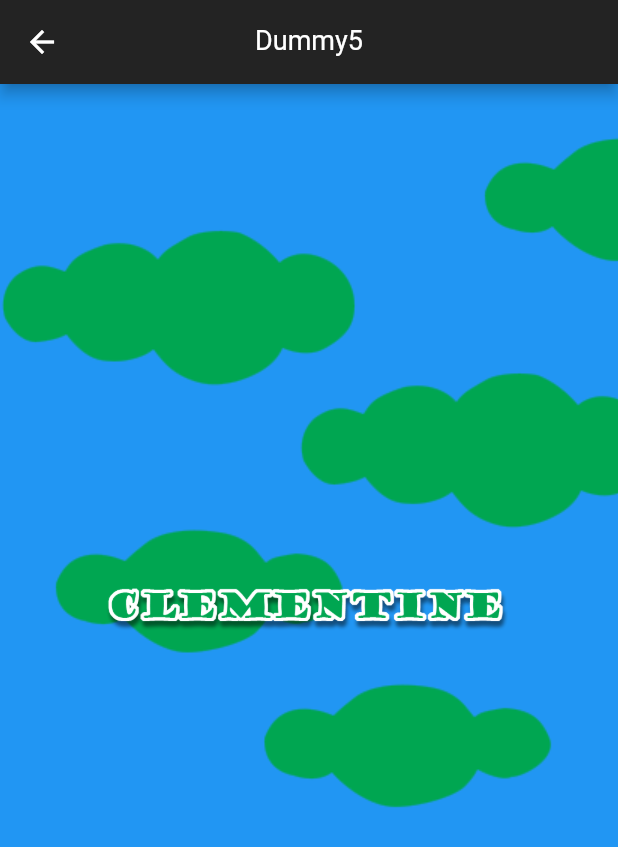
After one commit to redfrogred/animations, a Flutter app: the Debug_Page screen opened by its route, after a tap on "Dummy 5", on a phone screen of 412 x 824 dp. The commit adds this screen. Shown: the top 847 px of the screen. Run offline on Flutter 3.47's test engine with Material 2 defaults, Android fonts, the phone set to English and light mode, and no system bars; drawn by our look-alikes of flutter_animate; our stand-ins replace page_transition, webview_flutter.

Commit message:
added animated clouds

```diff
--- a/lib/main.dart
+++ b/lib/main.dart
@@ -44,7 +44,7 @@ class MyApp extends StatelessWidget {
           ),
       ),
       //initialRoute: 'Dashboard_Page',
-      initialRoute: 'Debug_Page',
+      initialRoute: 'Start_Page',
       routes: {
         'Start_Page': (context) => const Start_Page(),
         'End_Page': (context) => const End_Page(),
@@ -52,6 +52,9 @@ class MyApp extends StatelessWidget {
         'Debug_Page': (context) => const Debug_Page(),
         'Dummy1_Page': (context) => const Dummy1_Page(),
         'Dummy2_Page': (context) => const Dummy2_Page(),
+        'Dummy3_Page': (context) => const Dummy3_Page(),
+        'Dummy4_Page': (context) => const Dummy4_Page(),
+        'Dummy5_Page': (context) => Dummy5_Page(),
         'Log_Page': (context) => const Log_Page(),
       },
     );
--- a/lib/pages/Debug_Page.dart
+++ b/lib/pages/Debug_Page.dart
@@ -246,10 +246,63 @@ class _Debug_PageState extends State<Debug_Page> {
                           ),
 
 
+
+                          Padding(
+                            padding: const EdgeInsets.fromLTRB(0,0,10,0),
+                            child: TextButton(
+                              child: Text('Dummy 3'),
+                              onPressed: () {
+                                Navigator.of(context).pushNamed('Dummy3_Page');
+                              },
+                            ),
+                          ),
+
                         ],
                       ),
 
 
+
+
+                      Row(
+                        mainAxisAlignment: MainAxisAlignment.spaceEvenly,
+                        crossAxisAlignment: CrossAxisAlignment.start,
+                        children: [
+
+                          Padding(
+                            padding: const EdgeInsets.fromLTRB(0,0,10,0),
+                            child: TextButton(
+                              child: Text('Dummy 4'),
+                              onPressed: () {
+                                Navigator.of(context).pushNamed('Dummy4_Page');
+                              },
+                            ),
+                          ),
+
+
+                          Padding(
+                            padding: const EdgeInsets.fromLTRB(0,0,10,0),
+                            child: TextButton(
+                              child: Text('Dummy 5'),
+                              onPressed: () {
+                                Navigator.of(context).pushNamed('Dummy5_Page');
+                              },
+                            ),
+                          ),
+
+
+
+                          Padding(
+                            padding: const EdgeInsets.fromLTRB(0,0,10,0),
+                            child: TextButton(
+                              child: Text('Dummy 3'),
+                              onPressed: () {
+                                Navigator.of(context).pushNamed('Dummy3_Page');
+                              },
+                            ),
+                          ),
+
+                        ],
+                      ),
 
 
 
--- /dev/null
+++ b/lib/pages/Dummy5_Page.dart
@@ -0,0 +1,157 @@
+// ignore_for_file: camel_case_types
+
+
+//  see:
+//  https://github.com/redfrogred/luckycat3/blob/main/lib/pages/GamePage.dart
+
+import 'package:flutter/material.dart';
+import 'package:flutter_animate/flutter_animate.dart';
+import 'package:provider/provider.dart';
+import '../classes/Config.dart';
+import '../classes/Utils.dart';
+
+class Dummy5_Page extends StatefulWidget {
+  Dummy5_Page({super.key});
+
+  @override
+  State<Dummy5_Page> createState() => _Dummy5_PageState();
+}
+
+class _Dummy5_PageState extends State<Dummy5_Page> with TickerProviderStateMixin {
+
+
+  // (this page) variables
+  static const String _fileName = 'Dummy5_Page.dart';
+  static const int    _titleDelay1 = 3000;     // delay initial animation by this much
+  static const int    _titleDelay2 = 1000;
+
+  // animation controller
+  late AnimationController _controller1;
+  final double  _leftMax        = 800;
+  double        _left1          = 800;
+
+@override
+void initState() {
+  super.initState();
+  // setup CLOUDSET_1
+  _controller1 = AnimationController(
+    duration: Duration( milliseconds: 33000 ), //
+    vsync: this,
+  );
+
+  _controller1.forward();
+  _controller1.repeat();
+
+    _controller1.addListener(() {
+    // Utils.log( _controller1.value.toString() );
+    setState(() {
+      _left1 = 0 - (_leftMax * _controller1.value);
+    });
+  });
+
+  //stopStartAnimation ();
+
+}
+
+  @override
+  void dispose() {
+    Utils.log( _fileName, ' dispose()');
+    _controller1.dispose();
+    super.dispose();
+  }
+
+
+  stopStartAnimation () {
+    // Utils.log('(method) GamePage().stopStartAnimation()');
+    _controller1.isAnimating
+        ? _controller1.stop()
+        : _controller1.forward();
+  }
+
+  @override
+  Widget build(BuildContext context) {
+    return WillPopScope(
+      onWillPop: () async {
+        // is back button allowed?
+        return true;
+      },
+      child: SafeArea(
+        child: Scaffold(
+          resizeToAvoidBottomInset: false,
+          backgroundColor: Colors.blue,
+          appBar: AppBar(
+            title: const Text( 'Dummy5' ),
+            centerTitle: true,
+          ),
+          body: Stack(
+            children: [
+
+            Positioned(
+                left: _left1,
+                top: 0,
+                child: Opacity( opacity: 1, child: Image.asset('assets/images/clouds_9.png',)),
+            ),
+
+              Container(
+                width: double.infinity,
+                color: Colors.transparent,
+                child: Column(
+                  mainAxisAlignment: MainAxisAlignment.center,
+                  crossAxisAlignment: CrossAxisAlignment.center,
+                  children: [
+                    Animate(
+                    child: Image.asset('assets/images/clementine_2.png',
+                      width: 300,
+                      // scale: 2.5,
+                      // color: Color.fromARGB(255, 15, 147, 59),
+                    ).animate(
+                      delay: _titleDelay1.ms,
+                      onInit: (context) {
+                        Utils.log('','title animation init!');
+                      },
+                      onPlay: (context) {
+                        Utils.log('','title animation started!');
+                      },
+                      onComplete: (context) {
+                        Utils.log('','title animation done!');
+                      }
+                    )
+                        .fadeIn(duration: 500.ms)
+                        .slideX(begin: 1.5, curve: Curves.easeOutBack).
+                        then()
+                        .shimmer(duration: 1800.ms)
+                        .then()
+                        .fadeOut(delay: _titleDelay2.ms),
+                  ),
+                    Animate(
+                    child: const Text( 'T E A C H E S', style: TextStyle( fontSize: 24, fontWeight: FontWeight.bold, color: Colors.orange )).animate(
+                      delay: _titleDelay1.ms,
+                    )
+                        .fadeIn(delay: 500.ms, duration: 200.ms)
+                        .slideY(begin: 2, curve: Curves.easeOut).
+                        then()
+                        .shimmer(delay:400.ms, duration: 1800.ms)
+                        .then()
+                        .fadeOut(delay: (_titleDelay2+300).ms, duration: 500.ms),
+                  ),
+                    Animate(
+                    child: Padding(
+                      padding: const EdgeInsets.all(11.0),
+                      child: const Text( 'The Times Tables', style: TextStyle( fontSize: 16 )).animate(
+                      delay: _titleDelay1.ms,
+                    )
+                        .fadeIn(delay: 1100.ms, duration: 200.ms)
+                          .then()
+                          .fadeOut(delay: (_titleDelay2+2300).ms, duration: 500.ms),
+                    ),
+                  ),
+                ],
+                ),
+              ),
+            ],
+          ),
+        ),
+      ),
+    );
+  }
+}
--- a/lib/pages/_AllPages.dart
+++ b/lib/pages/_AllPages.dart
@@ -7,4 +7,7 @@ export 'End_Page.dart';
 export 'Debug_Page.dart';
 export 'Dummy1_Page.dart';
 export 'Dummy2_Page.dart';
+export 'Dummy3_Page.dart';
+export 'Dummy4_Page.dart';
+export 'Dummy5_Page.dart';
 export 'Log_Page.dart';
--- a/pubspec.yaml
+++ b/pubspec.yaml
@@ -17,6 +17,7 @@ dependencies:
   webview_flutter: ^3.0.4
   page_transition: ^2.0.4
   intl: ^0.18.1
+  flutter_animate: ^4.1.1+1
 
 dev_dependencies:
   flutter_test:
```
Also changed, not shown: lib/pages/Dummy3_Page.dart (added, +70 -0 lines), lib/pages/Dummy4_Page.dart (added, +91 -0 lines), assets/images/clementine_1.png (added), assets/images/clementine_2.png (added), assets/images/clouds_9.png (added), 2 other files.
